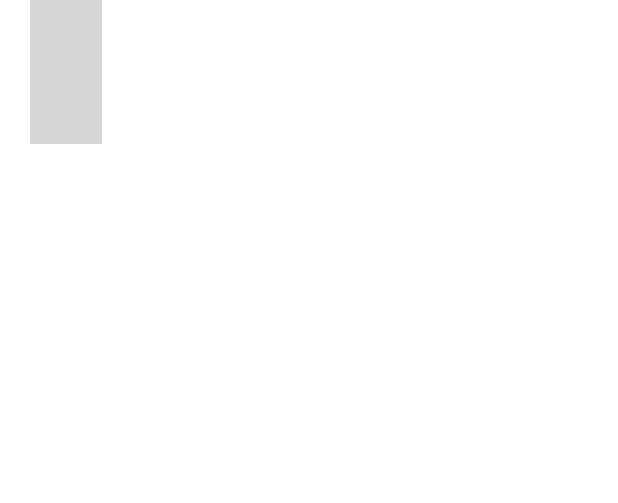
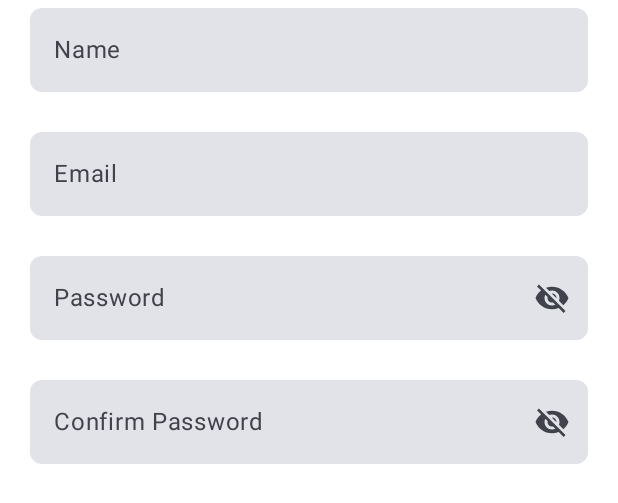
Before and after one commit to rootstrap/FlowForms, an Android app built with Jetpack Compose: the @Preview function SignUpScreenPreview, on a phone screen of 412 x 824 dp. Shown: the top 503 px of the screen. Run offline under Robolectric (Android 15) with nearby library versions, the phone set to English and light mode, and no system bars; grey boxes are pictures that could not be loaded.

Commit message:
SignUp WIP fields

```diff
--- a/buildSrc/src/main/java/ModulesConfig.kt
+++ b/buildSrc/src/main/java/ModulesConfig.kt
@@ -1,9 +1,9 @@
 
 //FlowForms Android config constants
 object FlowFormsAndroidConfig {
-    const val COMPILE_SDK = 31
+    const val COMPILE_SDK = 33
     const val MIN_SDK = 23
-    const val TARGET_SDK = 31
+    const val TARGET_SDK = 33
     const val BUILD_TOOLS_VERSION = "30.0.3"
 
     const val ANDROID_TEST_INSTRUMENTATION_RUNNER = "androidx.test.runner.AndroidJUnitRunner"
--- a/exampleappandroidcompose/src/main/java/com/example/exampleappandroidcompose/ui/common/AppTextField.kt
+++ b/exampleappandroidcompose/src/main/java/com/example/exampleappandroidcompose/ui/common/AppTextField.kt
@@ -3,7 +3,6 @@ package com.example.exampleappandroidcompose.ui.common
 import androidx.compose.foundation.layout.fillMaxWidth
 import androidx.compose.foundation.layout.padding
 import androidx.compose.foundation.shape.RoundedCornerShape
-import androidx.compose.material.icons.Icons
 import androidx.compose.material3.ExperimentalMaterial3Api
 import androidx.compose.material3.Icon
 import androidx.compose.material3.IconButton
@@ -17,11 +16,11 @@ import androidx.compose.runtime.remember
 import androidx.compose.runtime.setValue
 import androidx.compose.ui.Modifier
 import androidx.compose.ui.graphics.Color
+import androidx.compose.ui.res.painterResource
 import androidx.compose.ui.text.input.PasswordVisualTransformation
 import androidx.compose.ui.text.input.VisualTransformation
 import androidx.compose.ui.unit.dp
-import androidx.compose.material.icons.filled.Visibility
-import androidx.compose.material.icons.filled.VisibilityOff
+import com.example.exampleappandroidcompose.R
 import com.example.exampleappandroidcompose.ui.theme.Padding.small
 
 @OptIn(ExperimentalMaterial3Api::class)
@@ -68,12 +67,12 @@ fun AppTextField(
 @Composable
 fun TogglePasswordEye(showPassword: Boolean, newState: (Boolean) -> Unit) {
     val image = if (showPassword) {
-        Icons.Filled.Visibility
+        R.drawable.ic_visibility
     } else {
-        Icons.Filled.VisibilityOff
+        R.drawable.ic_visibility_off
     }
 
     IconButton(onClick = { newState(!showPassword) }) {
-        Icon(imageVector = image, contentDescription = null)
+        Icon(painterResource(id = image), contentDescription = null)
     }
 }
--- a/exampleappandroidcompose/src/main/java/com/example/exampleappandroidcompose/ui/screens/SignUpScreen.kt
+++ b/exampleappandroidcompose/src/main/java/com/example/exampleappandroidcompose/ui/screens/SignUpScreen.kt
@@ -5,6 +5,8 @@ import androidx.compose.foundation.layout.Arrangement
 import androidx.compose.foundation.layout.Column
 import androidx.compose.foundation.layout.padding
 import androidx.compose.runtime.Composable
+import androidx.compose.runtime.collectAsState
+import androidx.compose.runtime.getValue
 import androidx.compose.ui.Alignment
 import androidx.compose.ui.Modifier
 import androidx.compose.ui.graphics.Color
@@ -14,19 +16,32 @@ import com.example.exampleappandroidcompose.R
 import com.example.exampleappandroidcompose.ui.common.AppTextField
 import com.example.exampleappandroidcompose.ui.theme.FlowFormsTheme
 import com.example.exampleappandroidcompose.ui.theme.Padding.huge
+import com.rootstrap.flowforms.shared.SignUpFormUiState
+import com.rootstrap.flowforms.shared.SignupViewModel
 
 @Composable
-fun SignUpScreen() {
-
+fun SignUpScreen(
+    viewModel: SignupViewModel = SignupViewModel()
+) {
+    val uiState by viewModel.uiState.collectAsState()
+    SignUpScreen(
+        uiState = uiState,
+        onEmailChanged = viewModel::onEmailChange,
+        onNameChanged = viewModel::onNameChange,
+        onPasswordChanged = viewModel::onPasswordChange,
+        onPasswordConfirmationChanged = viewModel::onPasswordConfirmChange,
+        onSignupButtonClicked = {}
+    )
 }
 
 @Composable
 fun SignUpScreen(
+    uiState: SignUpFormUiState,
     onEmailChanged: (String) -> Unit,
     onNameChanged: (String) -> Unit,
     onPasswordChanged: (String) -> Unit,
     onPasswordConfirmationChanged: (String) -> Unit,
-    onLoginButtonClicked: () -> Unit
+    onSignupButtonClicked: () -> Unit
 ) {
     Column(
         verticalArrangement = Arrangement.SpaceEvenly,
@@ -36,17 +51,32 @@ fun SignUpScreen(
             .padding(horizontal = huge)
     ) {
         AppTextField(
-            value = uiState.email,
-            onValueChange = onEmailChanged,
-            label = stringResource(id = R.string.email),
-            errorMessage = stringResource(id = R.string.invalid_email)
+            value = uiState.name.orEmpty(),
+            onValueChange = onNameChanged,
+            label = stringResource(id = R.string.name),
+            errorMessage = uiState.nameError
         )
 
         AppTextField(
-            value = uiState.password,
+            value = uiState.email.orEmpty(),
+            onValueChange = onEmailChanged,
+            label = stringResource(id = R.string.email),
+            errorMessage = uiState.emailError
+        )
+
+        AppTextField(
+            value = uiState.password.orEmpty(),
             onValueChange = onPasswordChanged,
             label = stringResource(id = R.string.password),
-            errorMessage = stringResource(id = R.string.required_field),
+            errorMessage = uiState.passwordError,
+            isPasswordField = true
+        )
+
+        AppTextField(
+            value = uiState.confirmPassword.orEmpty(),
+            onValueChange = onPasswordConfirmationChanged,
+            label = stringResource(id = R.string.confirm_password),
+            errorMessage = uiState.confirmPasswordError,
             isPasswordField = true
         )
     }
@@ -57,6 +87,7 @@ fun SignUpScreen(
 fun SignUpScreenPreview() {
     FlowFormsTheme {
         SignUpScreen(
+            SignUpFormUiState(),
             {},
             {},
             {},
--- /dev/null
+++ b/exampleappandroidcompose/src/main/res/drawable/ic_visibility.xml
@@ -0,0 +1,5 @@
+<vector android:height="24dp" android:tint="#000000"
+    android:viewportHeight="24" android:viewportWidth="24"
+    android:width="24dp" xmlns:android="http://schemas.android.com/apk/res/android">
+    <path android:fillColor="@android:color/white" android:pathData="M12,4.5C7,4.5 2.73,7.61 1,12c1.73,4.39 6,7.5 11,7.5s9.27,-3.11 11,-7.5c-1.73,-4.39 -6,-7.5 -11,-7.5zM12,17c-2.76,0 -5,-2.24 -5,-5s2.24,-5 5,-5 5,2.24 5,5 -2.24,5 -5,5zM12,9c-1.66,0 -3,1.34 -3,3s1.34,3 3,3 3,-1.34 3,-3 -1.34,-3 -3,-3z"/>
+</vector>
--- /dev/null
+++ b/exampleappandroidcompose/src/main/res/drawable/ic_visibility_off.xml
@@ -0,0 +1,5 @@
+<vector android:height="24dp" android:tint="#000000"
+    android:viewportHeight="24" android:viewportWidth="24"
+    android:width="24dp" xmlns:android="http://schemas.android.com/apk/res/android">
+    <path android:fillColor="@android:color/white" android:pathData="M12,7c2.76,0 5,2.24 5,5 0,0.65 -0.13,1.26 -0.36,1.83l2.92,2.92c1.51,-1.26 2.7,-2.89 3.43,-4.75 -1.73,-4.39 -6,-7.5 -11,-7.5 -1.4,0 -2.74,0.25 -3.98,0.7l2.16,2.16C10.74,7.13 11.35,7 12,7zM2,4.27l2.28,2.28 0.46,0.46C3.08,8.3 1.78,10.02 1,12c1.73,4.39 6,7.5 11,7.5 1.55,0 3.03,-0.3 4.38,-0.84l0.42,0.42L19.73,22 21,20.73 3.27,3 2,4.27zM7.53,9.8l1.55,1.55c-0.05,0.21 -0.08,0.43 -0.08,0.65 0,1.66 1.34,3 3,3 0.22,0 0.44,-0.03 0.65,-0.08l1.55,1.55c-0.67,0.33 -1.41,0.53 -2.2,0.53 -2.76,0 -5,-2.24 -5,-5 0,-0.79 0.2,-1.53 0.53,-2.2zM11.84,9.02l3.15,3.15 0.02,-0.16c0,-1.66 -1.34,-3 -3,-3l-0.17,0.01z"/>
+</vector>
--- a/shared/src/commonMain/kotlin/com/rootstrap/flowforms/shared/SignupViewModel.kt
+++ b/shared/src/commonMain/kotlin/com/rootstrap/flowforms/shared/SignupViewModel.kt
@@ -22,6 +22,7 @@ import kotlinx.coroutines.Dispatchers
 import kotlinx.coroutines.ExperimentalCoroutinesApi
 import kotlinx.coroutines.flow.MutableStateFlow
 import kotlinx.coroutines.flow.asStateFlow
+import kotlinx.coroutines.flow.distinctUntilChanged
 import kotlinx.coroutines.flow.flattenMerge
 import kotlinx.coroutines.flow.flowOf
 import kotlinx.coroutines.flow.launchIn
@@ -74,6 +75,7 @@ class SignupViewModel constructor(
         coroutineScope.launch {
             flowOf(elements = form.fieldStatusFlows.toTypedArray())
                 .flattenMerge()
+                .distinctUntilChanged()
                 .collect { fieldStatus ->
                     updateFieldError(fieldStatus)
                     updateEmailVerificationInProgress(fieldStatus)
```
Also changed, not shown: exampleappandroidcompose/build.gradle.kts (+4 -11 lines), exampleappandroidcompose/src/main/java/com/example/exampleappandroidcompose/MainActivity.kt (+2 -38 lines).
